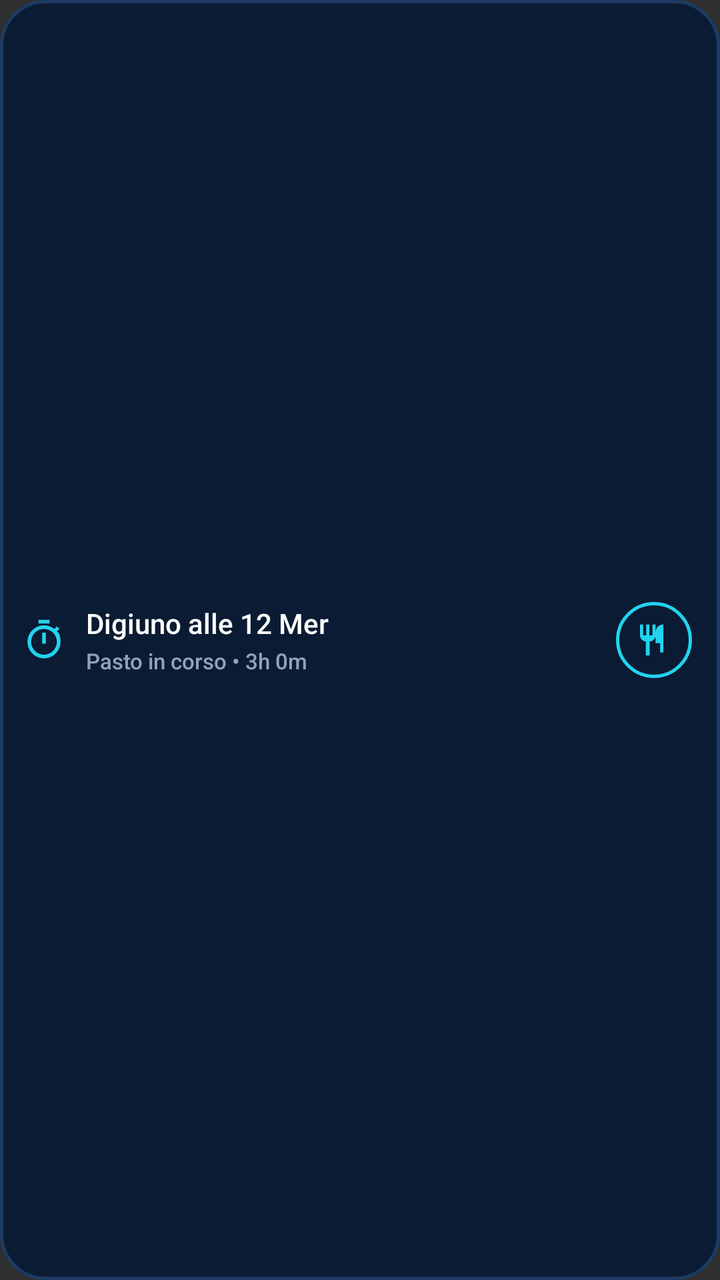
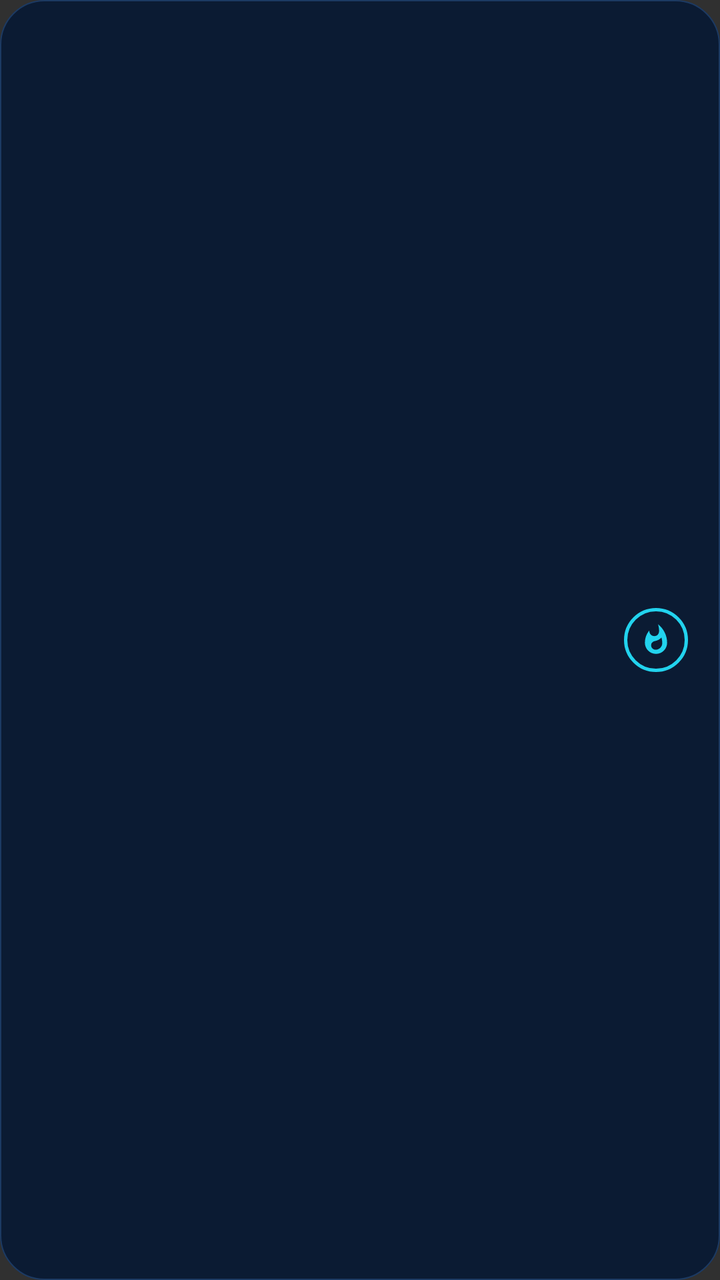

Two renders of the same Android screen: before a commit and after it. Below are the layout's source before the change and the commit's diff.
<!-- AndroidManifest.xml: application theme Theme.CiboTimer -->
<!-- res/layout/widget_cibotimer.xml -->
<?xml version="1.0" encoding="utf-8"?>
<LinearLayout xmlns:android="http://schemas.android.com/apk/res/android"
    android:id="@+id/widget_root"
    android:layout_width="match_parent"
    android:layout_height="match_parent"
    android:background="@drawable/widget_bg"
    android:orientation="horizontal"
    android:paddingStart="11dp"
    android:paddingEnd="11dp"
    android:paddingTop="8dp"
    android:paddingBottom="8dp"
    android:gravity="center_vertical">

    
    <ImageView
        android:id="@+id/widget_2x1_icon"
        android:layout_width="22dp"
        android:layout_height="22dp"
        android:src="@drawable/ic_widget_timer"
        android:contentDescription="@string/app_name" />

    
    <LinearLayout
        android:layout_width="0dp"
        android:layout_height="wrap_content"
        android:layout_weight="1"
        android:layout_marginStart="10dp"
        android:layout_marginEnd="8dp"
        android:orientation="vertical"
        android:gravity="center_vertical">

        <TextView
            android:id="@+id/widget_2x1_next_period"
            android:layout_width="wrap_content"
            android:layout_height="wrap_content"
            android:text="Digiuno alle 12 Mer"
            android:textColor="#FFFFFF"
            android:textSize="14sp"
            android:fontFamily="sans-serif-medium"
            android:singleLine="true"
            android:ellipsize="end" />

        <TextView
            android:id="@+id/widget_2x1_status"
            android:layout_width="wrap_content"
            android:layout_height="wrap_content"
            android:layout_marginTop="2dp"
            android:text="Pasto in corso • 3h 0m"
            android:textColor="#8FA3BF"
            android:textSize="11sp"
            android:fontFamily="sans-serif-medium"
            android:singleLine="true"
            android:ellipsize="end" />
    </LinearLayout>

    
    <FrameLayout
        android:id="@+id/widget_2x1_action_container"
        android:layout_width="44dp"
        android:layout_height="44dp">

        <ImageView
            android:id="@+id/widget_2x1_action_button"
            android:layout_width="38dp"
            android:layout_height="38dp"
            android:layout_gravity="center"
            android:background="@drawable/widget_button_circle_bg"
            android:padding="9.5dp"
            android:src="@drawable/ic_widget_cutlery"
            android:contentDescription="Mangiare" />
    </FrameLayout>

</LinearLayout>
<!-- resources referenced by this layout -->
<resources>
  <!-- drawable ic_widget_cutlery (drawable) -->
  <?xml version="1.0" encoding="utf-8"?>
  <vector xmlns:android="http://schemas.android.com/apk/res/android"
      android:width="24dp"
      android:height="24dp"
      android:viewportWidth="24"
      android:viewportHeight="24">
      <path
          android:fillColor="#22D3EE"
          android:pathData="M11,9H9V2H7v7H5V2H3v7c0,2.12 1.66,3.84 3.75,3.97V22h2.5v-9.03C11.34,12.84 13,11.12 13,9V2h-2V9zM16,6v14h2V2c-2.76,0 -5,2.24 -5,5v7h3V6z"/>
  </vector>
  <!-- drawable ic_widget_timer (drawable) -->
  <?xml version="1.0" encoding="utf-8"?>
  <vector xmlns:android="http://schemas.android.com/apk/res/android"
      android:width="24dp"
      android:height="24dp"
      android:viewportWidth="24"
      android:viewportHeight="24">
      <path
          android:fillColor="#22D3EE"
          android:pathData="M15,1H9v2h6V1zM11,14h2V8h-2V14zM19.03,7.39l1.42-1.42c-0.43-0.51-0.9-0.99-1.41-1.41l-1.42,1.42C16.07,4.74,14.12,4,12,4c-4.97,0-9,4.03-9,9c0,4.97,4.02,9,9,9s9-4.03,9-9C21,9.88,20.26,7.93,19.03,7.39zM12,20c-3.87,0-7-3.13-7-7s3.13-7,7-7s7,3.13,7,7S15.87,20,12,20z"/>
  </vector>
  <!-- drawable widget_bg (drawable) -->
  <?xml version="1.0" encoding="utf-8"?>
  <shape xmlns:android="http://schemas.android.com/apk/res/android"
      android:shape="rectangle">
      <solid android:color="#0B1B33" />
      <stroke
          android:width="1.5dp"
          android:color="#1C3A63" />
      <corners android:radius="22dp" />
  </shape>
  <!-- drawable widget_button_circle_bg (drawable) -->
  <?xml version="1.0" encoding="utf-8"?>
  <shape xmlns:android="http://schemas.android.com/apk/res/android"
      android:shape="oval">
      <solid android:color="#0B1B33" />
      <stroke
          android:width="1.5dp"
          android:color="#22D3EE" />
  </shape>
  <string name="app_name">CiboTimer</string>
  <style name="Theme.CiboTimer" parent="android:Theme.Material.NoActionBar">
          <item name="android:statusBarColor">#060B12</item>
          <item name="android:navigationBarColor">#060B12</item>
          <item name="android:windowLightNavigationBar">false</item>
      </style>
</resources>

<!-- the commit's change to res/layout/widget_cibotimer.xml (unified diff, before → after) -->
@@ -1,55 +1,68 @@
 <?xml version="1.0" encoding="utf-8"?>
 <LinearLayout xmlns:android="http://schemas.android.com/apk/res/android"
-    android:id="@+id/widget_root"
+    android:id="@+id/widget_2x1_root"
     android:layout_width="match_parent"
     android:layout_height="match_parent"
-    android:background="@drawable/widget_bg"
+    android:background="@drawable/widget_bg_fasting"
     android:orientation="horizontal"
-    android:paddingStart="11dp"
-    android:paddingEnd="11dp"
+    android:paddingStart="10dp"
+    android:paddingEnd="10dp"
     android:paddingTop="8dp"
     android:paddingBottom="8dp"
     android:gravity="center_vertical">
-
-    
-    <ImageView
-        android:id="@+id/widget_2x1_icon"
-        android:layout_width="22dp"
-        android:layout_height="22dp"
-        android:src="@drawable/ic_widget_timer"
-        android:contentDescription="@string/app_name" />
 
     
     <LinearLayout
         android:layout_width="0dp"
         android:layout_height="wrap_content"
         android:layout_weight="1"
-        android:layout_marginStart="10dp"
-        android:layout_marginEnd="8dp"
+        android:minWidth="0dp"
+        android:layout_marginEnd="6dp"
         android:orientation="vertical"
         android:gravity="center_vertical">
 
+        
+        <TextView
+            android:id="@+id/widget_2x1_status"
+            android:layout_width="match_parent"
+            android:layout_height="wrap_content"
+            android:textColor="#8FA3BF"
+            android:textSize="11dp"
+            android:fontFamily="sans-serif-medium"
+            android:includeFontPadding="false"
+            android:singleLine="true"
+            android:maxLines="1"
+            android:ellipsize="end" />
+
+        
+        <TextView
+            android:id="@+id/widget_2x1_time_remaining"
+            android:layout_width="match_parent"
+            android:layout_height="wrap_content"
+            android:layout_marginTop="2dp"
+            android:textColor="#FFFFFF"
+            android:textSize="22dp"
+            android:fontFamily="sans-serif-medium"
+            android:includeFontPadding="false"
+            android:singleLine="true"
+            android:maxLines="1"
+            android:ellipsize="end"
+            android:autoSizeTextType="uniform"
+            android:autoSizeMinTextSize="18dp"
+            android:autoSizeMaxTextSize="22dp"
+            android:autoSizeStepGranularity="1dp" />
+
+        
         <TextView
             android:id="@+id/widget_2x1_next_period"
-            android:layout_width="wrap_content"
-            android:layout_height="wrap_content"
-            android:text="Digiuno alle 12 Mer"
-            android:textColor="#FFFFFF"
-            android:textSize="14sp"
-            android:fontFamily="sans-serif-medium"
-            android:singleLine="true"
-            android:ellipsize="end" />
-
-        <TextView
-            android:id="@+id/widget_2x1_status"
-            android:layout_width="wrap_content"
+            android:layout_width="match_parent"
             android:layout_height="wrap_content"
             android:layout_marginTop="2dp"
-            android:text="Pasto in corso • 3h 0m"
-            android:textColor="#8FA3BF"
-            android:textSize="11sp"
+            android:textColor="#FFFFFF"
+            android:textSize="12dp"
             android:fontFamily="sans-serif-medium"
-            android:singleLine="true"
+            android:includeFontPadding="false"
+            android:maxLines="2"
             android:ellipsize="end" />
     </LinearLayout>
 
@@ -61,13 +74,14 @@
 
         <ImageView
             android:id="@+id/widget_2x1_action_button"
-            android:layout_width="38dp"
-            android:layout_height="38dp"
+            android:layout_width="32dp"
+            android:layout_height="32dp"
             android:layout_gravity="center"
-            android:background="@drawable/widget_button_circle_bg"
-            android:padding="9.5dp"
-            android:src="@drawable/ic_widget_cutlery"
-            android:contentDescription="Mangiare" />
+            android:background="@drawable/widget_button_circle_fasting"
+            android:padding="7.5dp"
+            android:scaleType="fitCenter"
+            android:src="@drawable/ic_widget_flame"
+            android:contentDescription="@string/widget_action_eat" />
     </FrameLayout>
 
 </LinearLayout>
<!-- resource entries referenced after the edit -->
@@ -1,6 +1,6 @@
 <!-- resources referenced by this layout -->
 <resources>
-  <!-- drawable ic_widget_cutlery (drawable) -->
+  <!-- drawable ic_widget_flame (drawable) -->
   <?xml version="1.0" encoding="utf-8"?>
   <vector xmlns:android="http://schemas.android.com/apk/res/android"
       android:width="24dp"
@@ -9,30 +9,19 @@
       android:viewportHeight="24">
       <path
           android:fillColor="#22D3EE"
-          android:pathData="M11,9H9V2H7v7H5V2H3v7c0,2.12 1.66,3.84 3.75,3.97V22h2.5v-9.03C11.34,12.84 13,11.12 13,9V2h-2V9zM16,6v14h2V2c-2.76,0 -5,2.24 -5,5v7h3V6z"/>
+          android:pathData="M13.5,0.67s.74,2.65 .74,4.8c0,2.06 -1.35,3.73 -3.41,3.73 -2.07,0 -3.63,-1.67 -3.63,-3.73l.03,-0.36C5.21,7.51 4,10.61 4,14c0,4.42 3.58,8 8,8s8,-3.58 8,-8C20,8.61 17.41,3.8 13.5,0.67zM11.71,19c-1.78,0 -3.22,-1.4 -3.22,-3.14 0,-1.62 1.05,-2.76 2.81,-3.12 1.77,-0.36 3.6,-1.21 4.62,-2.58 .39,1.29 .59,2.65 .59,4.04 0,2.65 -2.15,4.8 -4.8,4.8z"/>
   </vector>
-  <!-- drawable ic_widget_timer (drawable) -->
-  <?xml version="1.0" encoding="utf-8"?>
-  <vector xmlns:android="http://schemas.android.com/apk/res/android"
-      android:width="24dp"
-      android:height="24dp"
-      android:viewportWidth="24"
-      android:viewportHeight="24">
-      <path
-          android:fillColor="#22D3EE"
-          android:pathData="M15,1H9v2h6V1zM11,14h2V8h-2V14zM19.03,7.39l1.42-1.42c-0.43-0.51-0.9-0.99-1.41-1.41l-1.42,1.42C16.07,4.74,14.12,4,12,4c-4.97,0-9,4.03-9,9c0,4.97,4.02,9,9,9s9-4.03,9-9C21,9.88,20.26,7.93,19.03,7.39zM12,20c-3.87,0-7-3.13-7-7s3.13-7,7-7s7,3.13,7,7S15.87,20,12,20z"/>
-  </vector>
-  <!-- drawable widget_bg (drawable) -->
+  <!-- drawable widget_bg_fasting (drawable) -->
   <?xml version="1.0" encoding="utf-8"?>
   <shape xmlns:android="http://schemas.android.com/apk/res/android"
       android:shape="rectangle">
       <solid android:color="#0B1B33" />
       <stroke
-          android:width="1.5dp"
+          android:width="0.5dp"
           android:color="#1C3A63" />
       <corners android:radius="22dp" />
   </shape>
-  <!-- drawable widget_button_circle_bg (drawable) -->
+  <!-- drawable widget_button_circle_fasting (drawable) -->
   <?xml version="1.0" encoding="utf-8"?>
   <shape xmlns:android="http://schemas.android.com/apk/res/android"
       android:shape="oval">
@@ -41,7 +30,7 @@
           android:width="1.5dp"
           android:color="#22D3EE" />
   </shape>
-  <string name="app_name">CiboTimer</string>
+  <string name="widget_action_eat">Eat</string>
   <style name="Theme.CiboTimer" parent="android:Theme.Material.NoActionBar">
           <item name="android:statusBarColor">#060B12</item>
           <item name="android:navigationBarColor">#060B12</item>
